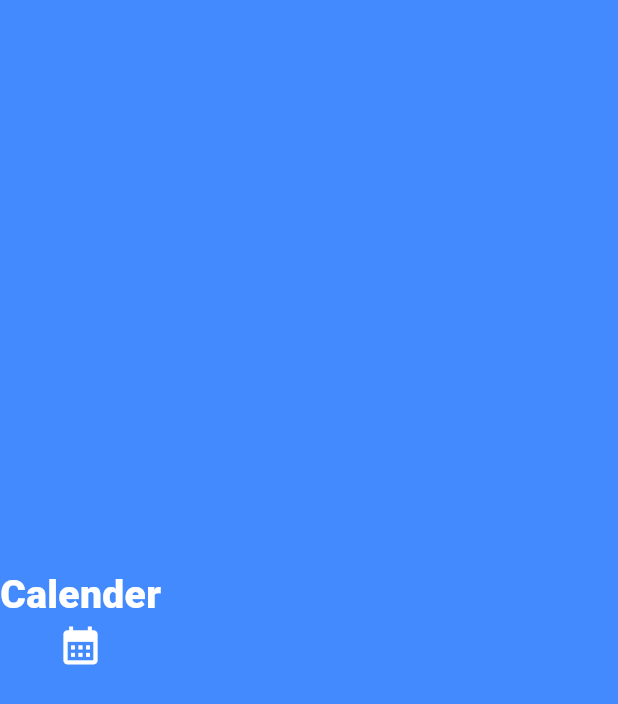
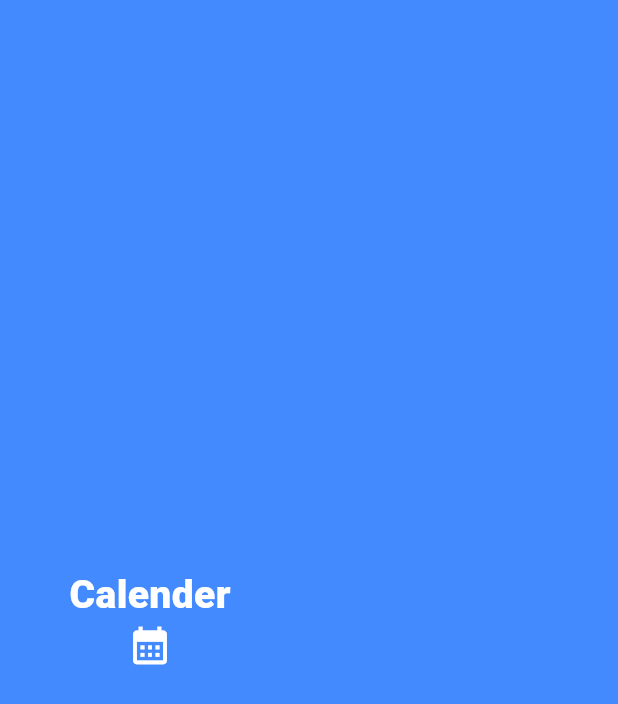
Before and after one commit to rayhantmt/CalenderApp, a Flutter app: the screen it shows after launch, on a phone screen of 412 x 824 dp. Shown: the top 704 px of the screen. Run offline on Flutter 3.47's test engine with Material 3 defaults, Android fonts, the light colour scheme and no system bars.

Commit message:
added a sized box for allignment

```diff
--- a/lib/main.dart
+++ b/lib/main.dart
@@ -33,6 +33,7 @@ class MyHomePage extends StatelessWidget {
         mainAxisAlignment: MainAxisAlignment.center,
         crossAxisAlignment: CrossAxisAlignment.center,
         children: [
+          SizedBox(width: 200,),
           Text('Calender',
           style: TextStyle(
             fontWeight: FontWeight.w900,
```
